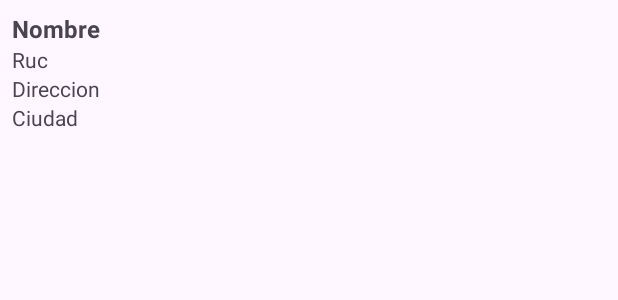
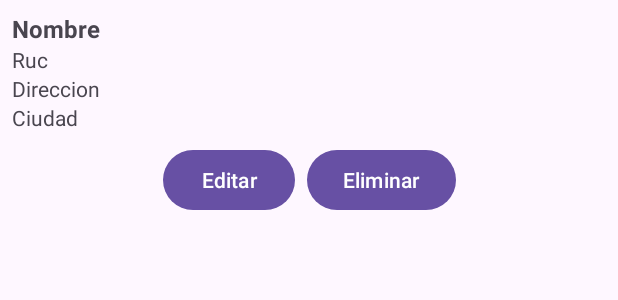
Before and after one commit to Magia10/AlmaSoft, an Android app: the layout item_proveedor.xml on its own in the app's theme, with its tools: preview values and no code run, on a phone screen of 412 x 824 dp. Shown: the top 300 px of the screen. Run offline under Robolectric (Android 15) with nearby library versions, the light colour scheme and no system bars.

Commit message:
solucion de error editar provedor

```diff
--- a/app/src/main/AndroidManifest.xml
+++ b/app/src/main/AndroidManifest.xml
@@ -39,7 +39,7 @@
             android:name=".view.RegistrarUsuarioActivity"
             android:exported="false" />
 
-        <!-- Nueva Actividad -->
+        <!-- Actividad Proveedor-->
 
         <activity
             android:name=".view.ListadoProveedoresActivity"
@@ -47,6 +47,10 @@
         <activity
             android:name=".view.RegistrarProveedorActivity"
             android:exported="false" />
+        <activity
+            android:name=".view.EditarProveedorActivity"
+            android:exported="false"/>
+
 
 
         <!-- Actividad de inicio -->
--- a/app/src/main/res/layout/item_proveedor.xml
+++ b/app/src/main/res/layout/item_proveedor.xml
@@ -1,6 +1,7 @@
 <?xml version="1.0" encoding="utf-8"?>
 <androidx.constraintlayout.widget.ConstraintLayout xmlns:android="http://schemas.android.com/apk/res/android"
     xmlns:app="http://schemas.android.com/apk/res-auto"
+    xmlns:tools="http://schemas.android.com/tools"
     android:layout_width="match_parent"
     android:layout_height="wrap_content"
     android:padding="8dp">
@@ -43,4 +44,29 @@
         app:layout_constraintStart_toStartOf="parent"
         app:layout_constraintTop_toBottomOf="@+id/TextDireccion" />
 
+    <!-- Agregar LinearLayout para los botones -->
+    <LinearLayout
+        android:id="@+id/ButtonGroup"
+        android:layout_width="wrap_content"
+        android:layout_height="wrap_content"
+        android:orientation="horizontal"
+        app:layout_constraintEnd_toEndOf="parent"
+        app:layout_constraintStart_toStartOf="parent"
+        app:layout_constraintTop_toBottomOf="@+id/TextCiudad"
+        android:layout_marginTop="8dp">
+
+        <Button
+            android:id="@+id/btnEditar"
+            android:layout_width="wrap_content"
+            android:layout_height="wrap_content"
+            android:text="Editar" />
+
+        <Button
+            android:id="@+id/btnEliminar"
+            android:layout_width="wrap_content"
+            android:layout_height="wrap_content"
+            android:text="Eliminar"
+            android:layout_marginStart="8dp" />
+    </LinearLayout>
+
 </androidx.constraintlayout.widget.ConstraintLayout>
--- a/app/src/main/res/values/strings.xml
+++ b/app/src/main/res/values/strings.xml
@@ -20,6 +20,7 @@
     <string name="TextProveedorCuidad">Ciudad</string>
 
     <string name="TextListarProvedor">LISTAR PROVEEDOR</string>
+    <string name="TextEditarProvedor">Editar Proveedor</string>
     <string name="TexNombreCodigo">Codigo o nombre</string>
 
     <string name="TexProducto">PRODUCTO</string>
@@ -35,6 +36,7 @@
     <string name="BtnBuscar">Buscar</string>
     <string name="Btnregistrar">Registrar</string>
     <string name="Btnreiniciar">Reiniciar</string>
+    <string name="BtnGuardar">Guardar</string>
 
     <string name="IB">Información</string>
     <string-array name="location_array">
```
Also changed, not shown: app/src/main/java/com/example/almasoft/database/AdminBD.java (+32 -0 lines), app/src/main/java/com/example/almasoft/view/EditarProveedorActivity.java (added, +84 -0 lines), app/src/main/java/com/example/almasoft/view/ProveedorAdapter.java (+47 -0 lines), app/src/main/res/layout/activity_editar_proveedor.xml (added, +61 -0 lines).
